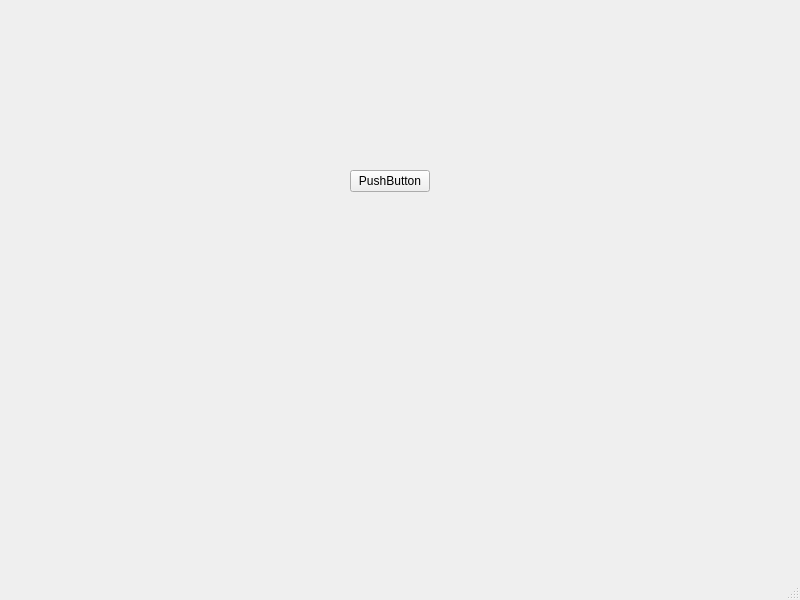
modelica/Reference-FMUs, file fmusim-gui/MainWindow.ui: the form before one commit.
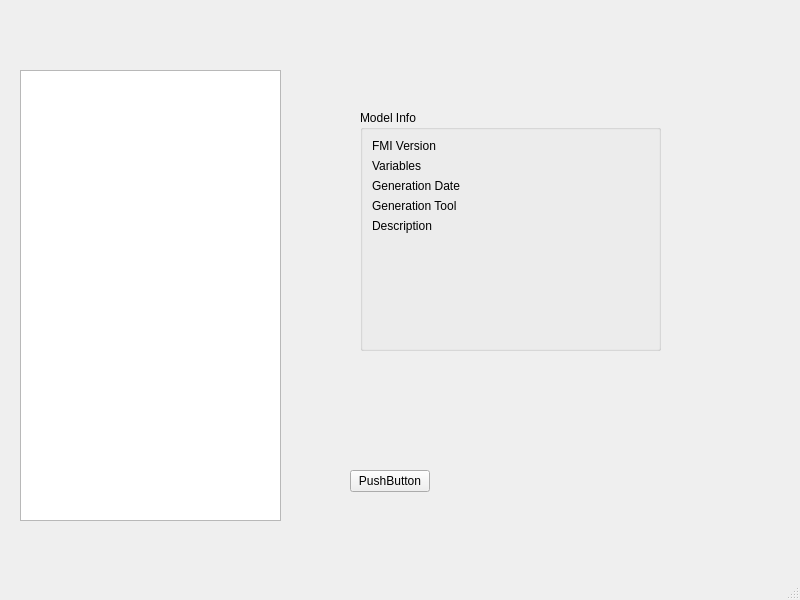
The form after the commit.

Commit message: Add class ModelVariablesItemModel

What changed in the file:
```diff
--- a/fmusim-gui/MainWindow.ui
+++ b/fmusim-gui/MainWindow.ui
@@ -18,7 +18,7 @@
     <property name="geometry">
      <rect>
       <x>350</x>
-      <y>170</y>
+      <y>470</y>
       <width>80</width>
       <height>22</height>
      </rect>
@@ -27,6 +27,114 @@
      <string>PushButton</string>
     </property>
    </widget>
+   <widget class="QGroupBox" name="groupBox">
+    <property name="geometry">
+     <rect>
+      <x>360</x>
+      <y>110</y>
+      <width>301</width>
+      <height>241</height>
+     </rect>
+    </property>
+    <property name="title">
+     <string>Model Info</string>
+    </property>
+    <layout class="QGridLayout" name="gridLayout">
+     <item row="4" column="0">
+      <widget class="QLabel" name="label_4">
+       <property name="text">
+        <string>Description</string>
+       </property>
+      </widget>
+     </item>
+     <item row="2" column="0">
+      <widget class="QLabel" name="label_2">
+       <property name="text">
+        <string>Generation Date</string>
+       </property>
+      </widget>
+     </item>
+     <item row="3" column="0">
+      <widget class="QLabel" name="label_3">
+       <property name="text">
+        <string>Generation Tool</string>
+       </property>
+      </widget>
+     </item>
+     <item row="5" column="0">
+      <spacer name="verticalSpacer">
+       <property name="orientation">
+        <enum>Qt::Vertical</enum>
+       </property>
+       <property name="sizeHint" stdset="0">
+        <size>
+         <width>20</width>
+         <height>40</height>
+        </size>
+       </property>
+      </spacer>
+     </item>
+     <item row="2" column="1">
+      <widget class="QLabel" name="generationDateLabel">
+       <property name="text">
+        <string/>
+       </property>
+      </widget>
+     </item>
+     <item row="0" column="1">
+      <widget class="QLabel" name="FMIVersionLabel">
+       <property name="text">
+        <string/>
+       </property>
+      </widget>
+     </item>
+     <item row="0" column="0">
+      <widget class="QLabel" name="label">
+       <property name="text">
+        <string>FMI Version</string>
+       </property>
+      </widget>
+     </item>
+     <item row="3" column="1">
+      <widget class="QLabel" name="generationToolLabel">
+       <property name="text">
+        <string/>
+       </property>
+      </widget>
+     </item>
+     <item row="4" column="1">
+      <widget class="QLabel" name="descriptionLabel">
+       <property name="text">
+        <string/>
+       </property>
+      </widget>
+     </item>
+     <item row="1" column="0">
+      <widget class="QLabel" name="label_5">
+       <property name="text">
+        <string>Variables</string>
+       </property>
+      </widget>
+     </item>
+     <item row="1" column="1">
+      <widget class="QLabel" name="variablesLabel">
+       <property name="text">
+        <string/>
+       </property>
+      </widget>
+     </item>
+    </layout>
+   </widget>
+   <widget class="QListView" name="listView">
+    <property name="geometry">
+     <rect>
+      <x>20</x>
+      <y>70</y>
+      <width>261</width>
+      <height>451</height>
+     </rect>
+    </property>
+   </widget>
   </widget>
   <widget class="QMenuBar" name="menubar">
    <property name="geometry">
```
The commit also changes 4 other files.
